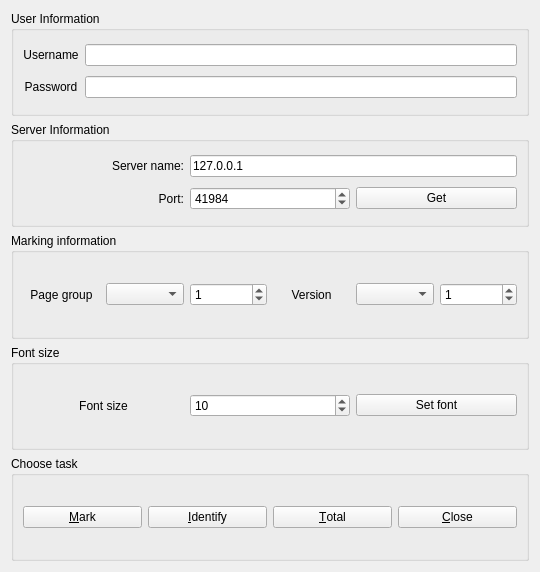
Qt form qtCreatorFiles/ui_chooser.ui (plomgrading/plom) before a commit.
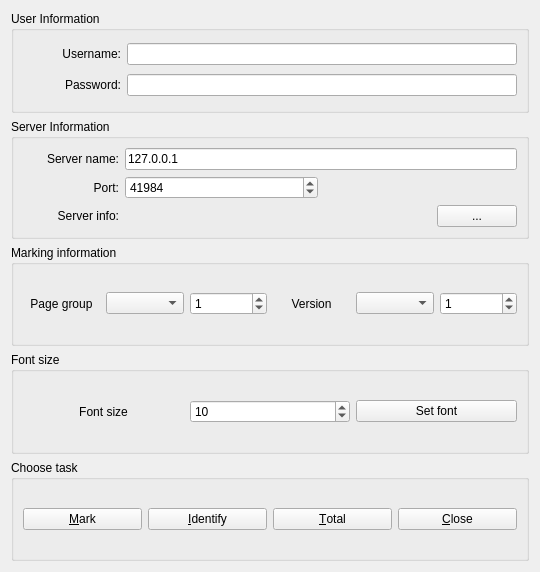
The same form after that commit.

Commit message: adjust GUI positioning, fix messenger, add return

```diff
--- a/qtCreatorFiles/ui_chooser.ui
+++ b/qtCreatorFiles/ui_chooser.ui
@@ -22,14 +22,14 @@
      <property name="title">
       <string>User Information</string>
      </property>
-     <layout class="QGridLayout" name="gridLayout_3">
+     <layout class="QGridLayout" name="gridLayout_3" columnstretch="1,4">
       <item row="0" column="0">
        <widget class="QLabel" name="label">
         <property name="text">
-         <string>Username</string>
+         <string>Username:</string>
         </property>
         <property name="alignment">
-         <set>Qt::AlignCenter</set>
+         <set>Qt::AlignRight|Qt::AlignTrailing|Qt::AlignVCenter</set>
         </property>
        </widget>
       </item>
@@ -39,10 +39,10 @@
       <item row="1" column="0">
        <widget class="QLabel" name="label_2">
         <property name="text">
-         <string>Password</string>
+         <string>Password:</string>
         </property>
         <property name="alignment">
-         <set>Qt::AlignCenter</set>
+         <set>Qt::AlignRight|Qt::AlignTrailing|Qt::AlignVCenter</set>
         </property>
        </widget>
       </item>
@@ -64,25 +64,15 @@
      <property name="title">
       <string>Server Information</string>
      </property>
-     <layout class="QGridLayout" name="gridLayout">
-      <item row="0" column="0">
-       <widget class="QLabel" name="serverLabel">
-        <property name="text">
-         <string>Server name:</string>
-        </property>
-        <property name="alignment">
-         <set>Qt::AlignRight|Qt::AlignTrailing|Qt::AlignVCenter</set>
-        </property>
-       </widget>
-      </item>
-      <item row="0" column="1" colspan="2">
+     <layout class="QGridLayout" name="gridLayout" columnstretch="1,2,2">
+      <item row="1" column="1" colspan="2">
        <widget class="QLineEdit" name="serverLE">
         <property name="text">
          <string>127.0.0.1</string>
         </property>
        </widget>
       </item>
-      <item row="1" column="1">
+      <item row="2" column="1">
        <widget class="QSpinBox" name="mportSB">
         <property name="maximum">
          <number>65535</number>
@@ -92,7 +82,17 @@
         </property>
        </widget>
       </item>
-      <item row="1" column="0">
+      <item row="3" column="0">
+       <widget class="QLabel" name="infoLabel">
+        <property name="text">
+         <string>Server info:</string>
+        </property>
+        <property name="alignment">
+         <set>Qt::AlignRight|Qt::AlignTrailing|Qt::AlignVCenter</set>
+        </property>
+       </widget>
+      </item>
+      <item row="2" column="0">
        <widget class="QLabel" name="mportLabel">
         <property name="text">
          <string>Port:</string>
@@ -102,13 +102,34 @@
         </property>
        </widget>
       </item>
-      <item row="1" column="2">
-       <widget class="QPushButton" name="pgGet">
+      <item row="1" column="0">
+       <widget class="QLabel" name="serverLabel">
         <property name="text">
-         <string>Get</string>
+         <string>Server name:</string>
+        </property>
+        <property name="alignment">
+         <set>Qt::AlignRight|Qt::AlignTrailing|Qt::AlignVCenter</set>
         </property>
        </widget>
       </item>
+      <item row="3" column="1" colspan="2">
+       <layout class="QHBoxLayout" name="horizontalLayout_3" stretch="6,1">
+        <item>
+         <widget class="QLabel" name="infoLabel2">
+          <property name="text">
+           <string/>
+          </property>
+         </widget>
+        </item>
+        <item>
+         <widget class="QPushButton" name="pgGet">
+          <property name="text">
+           <string notr="true">...</string>
+          </property>
+         </widget>
+        </item>
+       </layout>
+      </item>
      </layout>
     </widget>
    </item>
```
Left out of the diff: 32 changed lines with no effect on the pictures. The commit also changes 3 other files.
